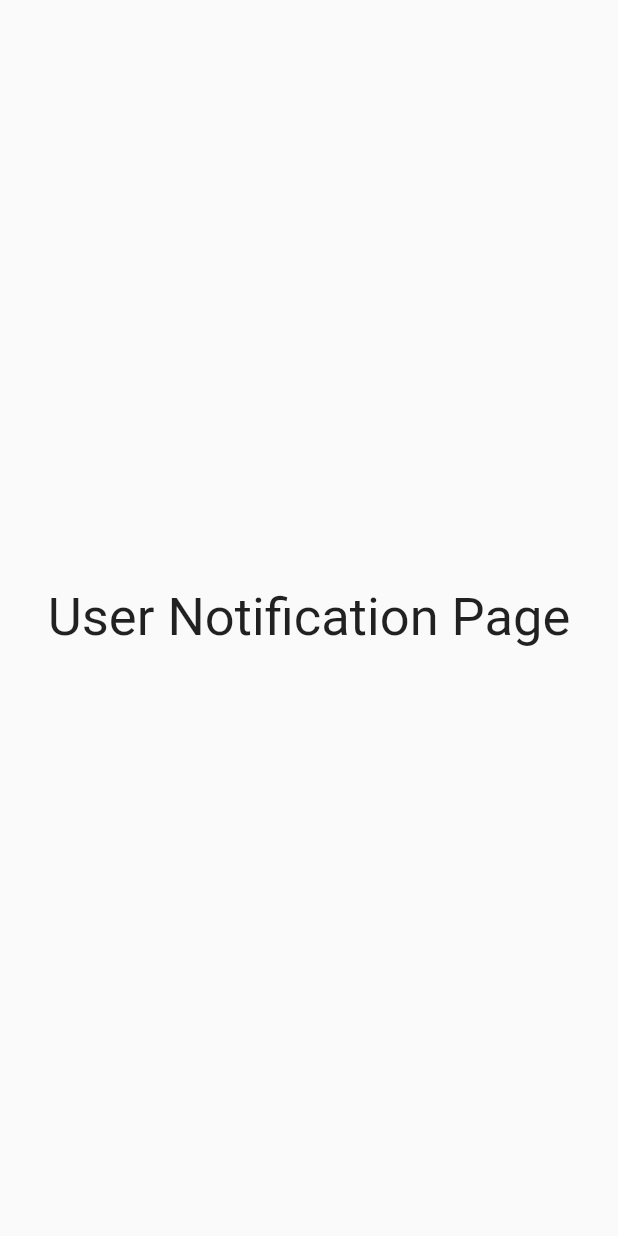
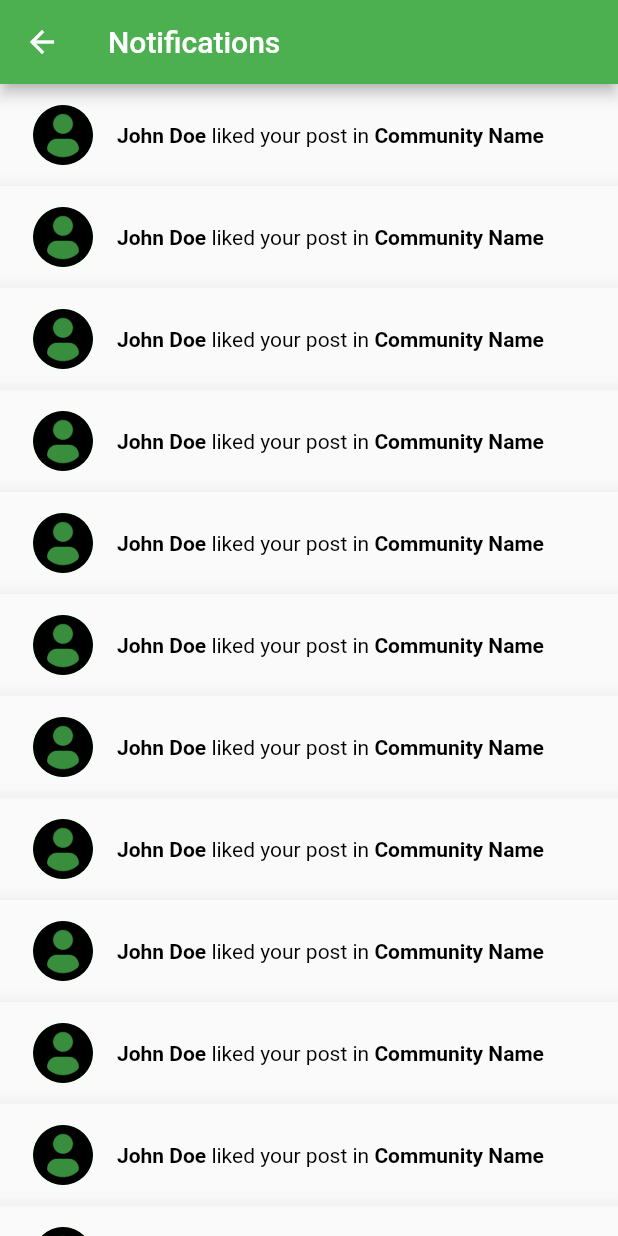
Before and after one commit to Smit2553/dialogue-social, a Flutter app: the UserNotifications screen opened directly, on a phone screen of 412 x 824 dp. Run offline on Flutter 3.47's test engine with Material 2 defaults, Android fonts, the phone set to English and light mode, and no system bars; our stand-ins replace carousel_slider, google_nav_bar, image_picker; network calls fail.

Commit message:
A lot of stuff added idek what is new

```diff
--- /dev/null
+++ b/lib/components/notification_message.dart
@@ -0,0 +1,45 @@
+import 'package:flutter/material.dart';
+
+class NotificationComponent extends StatelessWidget {
+  final String communityName;
+  final String userName;
+  final String description;
+
+  const NotificationComponent({
+    Key? key,
+    required this.communityName,
+    required this.userName,
+    required this.description,
+  }) : super(key: key);
+
+  @override
+  Widget build(BuildContext context) {
+    return Material(
+      elevation: 12,
+      child: Padding(
+        padding: const EdgeInsets.all(6.0),
+        child: ListTile(
+          leading: CircleAvatar(
+            backgroundImage: AssetImage('assets/images/profile_picture.png'),
+          ),
+          title: RichText(
+            text: TextSpan(
+              style: TextStyle(color: Colors.black),
+              children: [
+                TextSpan(
+                  text: userName,
+                  style: TextStyle(fontWeight: FontWeight.bold),
+                ),
+                TextSpan(text: ' ' + description + ' '),
+                TextSpan(
+                  text: communityName,
+                  style: TextStyle(fontWeight: FontWeight.bold),
+                ),
+              ],
+            ),
+          ),
+        ),
+      ),
+    );
+  }
+}
--- a/lib/pages/notifications.dart
+++ b/lib/pages/notifications.dart
@@ -1,12 +1,91 @@
 import 'package:flutter/material.dart';
+import 'package:dialogue_social/components/notification_message.dart';
 
 class UserNotifications extends StatelessWidget {
-  const UserNotifications({ Key? key }) : super(key: key);
+  const UserNotifications({Key? key}) : super(key: key);
 
   @override
   Widget build(BuildContext context) {
-    return const Scaffold(
-      body: Center(child: Text('User Notification Page', style: TextStyle(fontSize: 35))),
-    );
+    return Scaffold(
+        appBar: AppBar(title: Text('Notifications')),
+        body: ListView(
+          children: const [
+            NotificationComponent(
+              communityName: 'Community Name',
+              userName: 'John Doe',
+              description: 'liked your post in',
+            ),
+            NotificationComponent(
+              communityName: 'Community Name',
+              userName: 'John Doe',
+              description: 'liked your post in',
+            ),
+            NotificationComponent(
+              communityName: 'Community Name',
+              userName: 'John Doe',
+              description: 'liked your post in',
+            ),
+            NotificationComponent(
+              communityName: 'Community Name',
+              userName: 'John Doe',
+              description: 'liked your post in',
+            ),
+            NotificationComponent(
+              communityName: 'Community Name',
+              userName: 'John Doe',
+              description: 'liked your post in',
+            ),
+            NotificationComponent(
+              communityName: 'Community Name',
+              userName: 'John Doe',
+              description: 'liked your post in',
+            ),
+            NotificationComponent(
+              communityName: 'Community Name',
+              userName: 'John Doe',
+              description: 'liked your post in',
+            ),
+            NotificationComponent(
+              communityName: 'Community Name',
+              userName: 'John Doe',
+              description: 'liked your post in',
+            ),
+            NotificationComponent(
+              communityName: 'Community Name',
+              userName: 'John Doe',
+              description: 'liked your post in',
+            ),
+            NotificationComponent(
+              communityName: 'Community Name',
+              userName: 'John Doe',
+              description: 'liked your post in',
+            ),
+            NotificationComponent(
+              communityName: 'Community Name',
+              userName: 'John Doe',
+              description: 'liked your post in',
+            ),
+            NotificationComponent(
+              communityName: 'Community Name',
+              userName: 'John Doe',
+              description: 'liked your post in',
+            ),
+            NotificationComponent(
+              communityName: 'Community Name',
+              userName: 'John Doe',
+              description: 'liked your post in',
+            ),
+            NotificationComponent(
+              communityName: 'Community Name',
+              userName: 'John Doe',
+              description: 'liked your post in',
+            ),
+            NotificationComponent(
+              communityName: 'Community Name',
+              userName: 'John Doe',
+              description: 'liked your post in',
+            ),
+          ],
+        ));
   }
 }
--- a/pubspec.yaml
+++ b/pubspec.yaml
@@ -31,12 +31,9 @@ dependencies:
   flutter:
     sdk: flutter
   google_nav_bar: ^5.0.6
-
-
-  # The following adds the Cupertino Icons font to your application.
-  # Use with the CupertinoIcons class for iOS style icons.
   cupertino_icons: ^1.0.2
   image_picker: ^0.8.8
+  carousel_slider: ^4.2.1
 
 dev_dependencies:
   flutter_test:
```
Also changed, not shown: lib/components/carousel_slider_component.dart (added, +55 -0 lines), lib/components/expandable_image.dart (deleted, +0 -72 lines), lib/components/user_profile_card.dart (added, +99 -0 lines), lib/homepage.dart (+8 -2 lines), lib/pages/chat.dart (added, +13 -0 lines), lib/pages/profile.dart (+32 -4 lines), lib/pages/search.dart (+45 -100 lines), pubspec.lock.
